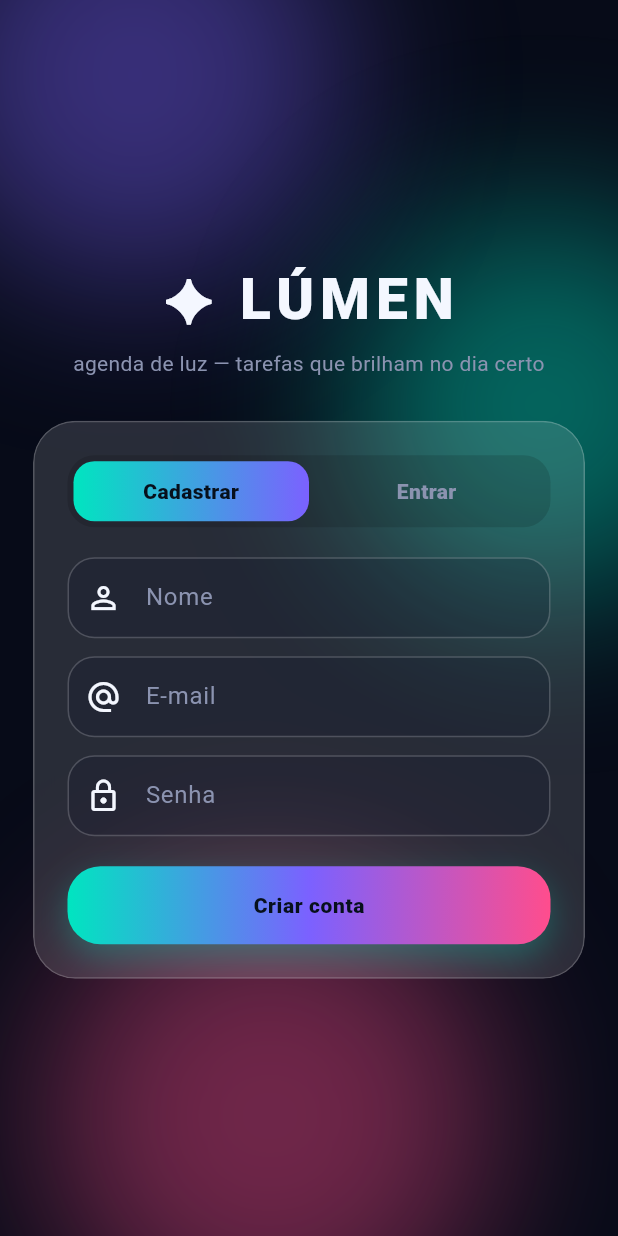
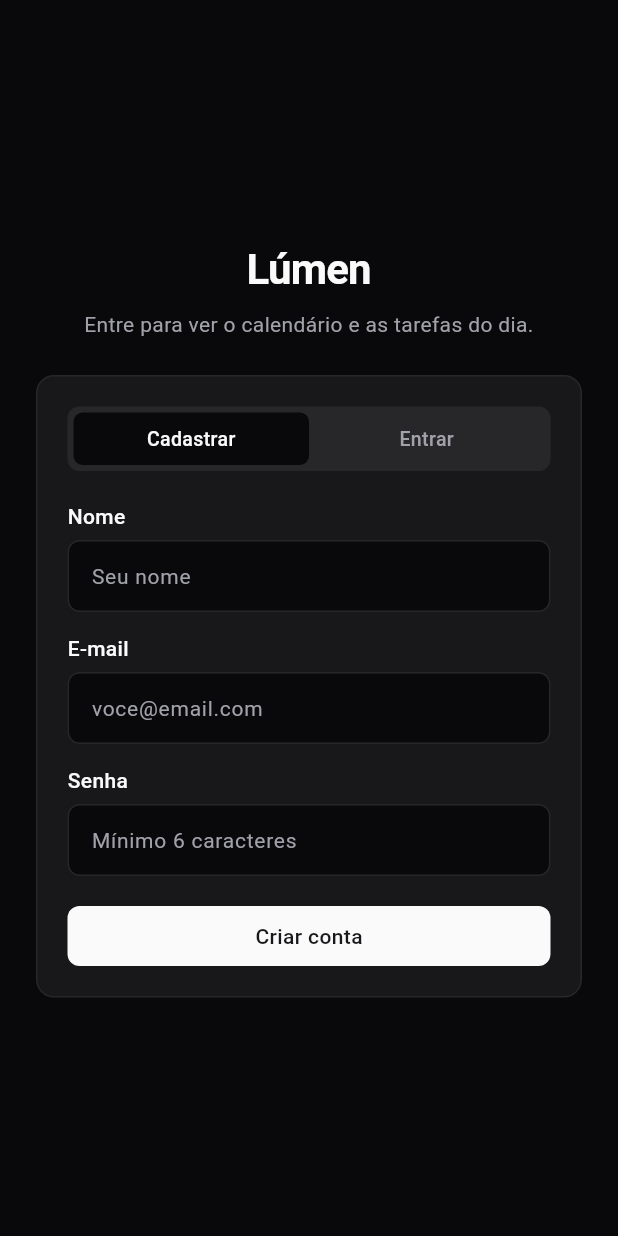
Before and after one commit to LucasTeodoro/lumen-agenda, a Flutter app: the screen it shows after launch, on a phone screen of 412 x 824 dp. Run offline on Flutter 3.47's test engine with Material 3 defaults, Android fonts, the light colour scheme and no system bars; our stand-ins replace shared_preferences; accounts and stored records are empty.

Commit message:
ajusta o visual das telas

```diff
--- a/lib/screens/auth_screen.dart
+++ b/lib/screens/auth_screen.dart
@@ -64,31 +64,32 @@ class _AuthScreenState extends State<AuthScreen> {
         child: SafeArea(
           child: Center(
             child: SingleChildScrollView(
-              padding: const EdgeInsets.symmetric(horizontal: 22, vertical: 16),
+              padding: const EdgeInsets.symmetric(horizontal: 24, vertical: 16),
               child: ConstrainedBox(
-                constraints: const BoxConstraints(maxWidth: 430),
+                constraints: const BoxConstraints(maxWidth: 400),
                 child: Column(
                   children: [
                     const Text(
-                      '✦ LÚMEN',
+                      'Lúmen',
                       style: TextStyle(
-                        fontSize: 38,
-                        fontWeight: FontWeight.w900,
-                        letterSpacing: 4,
+                        fontSize: 28,
+                        fontWeight: FontWeight.w600,
+                        letterSpacing: -0.6,
                         color: LumenColors.text,
                       ),
                     ),
                     const SizedBox(height: 6),
                     const Text(
-                      'agenda de luz — tarefas que brilham no dia certo',
+                      'Entre para ver o calendário e as tarefas do dia.',
                       textAlign: TextAlign.center,
-                      style: TextStyle(color: LumenColors.muted),
+                      style: TextStyle(color: LumenColors.muted, fontSize: 14),
                     ),
-                    const SizedBox(height: 28),
+                    const SizedBox(height: 24),
                     GlassCard(
                       child: Form(
                         key: _formKey,
                         child: Column(
+                          crossAxisAlignment: CrossAxisAlignment.start,
                           children: [
                             _ModeToggle(
                               registerMode: _registerMode,
@@ -100,13 +101,13 @@ class _AuthScreenState extends State<AuthScreen> {
                               },
                             ),
                             const SizedBox(height: 20),
-                            if (_registerMode)
+                            if (_registerMode) ...[
+                              const _FieldLabel('Nome'),
                               TextFormField(
                                 controller: _name,
                                 textInputAction: TextInputAction.next,
                                 decoration: const InputDecoration(
-                                  labelText: 'Nome',
-                                  prefixIcon: Icon(Icons.person_outline),
+                                  hintText: 'Seu nome',
                                 ),
                                 validator: (value) {
                                   if (value == null || value.trim().length < 2) {
@@ -115,14 +116,15 @@ class _AuthScreenState extends State<AuthScreen> {
                                   return null;
                                 },
                               ),
-                            if (_registerMode) const SizedBox(height: 12),
+                              const SizedBox(height: 14),
+                            ],
+                            const _FieldLabel('E-mail'),
                             TextFormField(
                               controller: _email,
                               keyboardType: TextInputType.emailAddress,
                               textInputAction: TextInputAction.next,
                               decoration: const InputDecoration(
-                                labelText: 'E-mail',
-                                prefixIcon: Icon(Icons.alternate_email),
+                                hintText: 'voce@email.com',
                               ),
                               validator: (value) {
                                 final email = value?.trim() ?? '';
@@ -132,14 +134,14 @@ class _AuthScreenState extends State<AuthScreen> {
                                 return null;
                               },
                             ),
-                            const SizedBox(height: 12),
+                            const SizedBox(height: 14),
+                            const _FieldLabel('Senha'),
                             TextFormField(
                               controller: _password,
                               obscureText: true,
                               onFieldSubmitted: (_) => _submit(),
                               decoration: const InputDecoration(
-                                labelText: 'Senha',
-                                prefixIcon: Icon(Icons.lock_outline),
+                                hintText: 'Mínimo 6 caracteres',
                               ),
                               validator: (value) {
                                 if (value == null || value.length < 6) {
@@ -152,12 +154,21 @@ class _AuthScreenState extends State<AuthScreen> {
                               const SizedBox(height: 12),
                               Text(
                                 _formError!,
-                                style: const TextStyle(color: LumenColors.pink),
+                                style: const TextStyle(
+                                  color: LumenColors.destructive,
+                                  fontSize: 13,
+                                ),
                               ),
                             ],
                             const SizedBox(height: 20),
                             if (_busy)
-                              const CircularProgressIndicator()
+                              const Center(
+                                child: SizedBox(
+                                  width: 20,
+                                  height: 20,
+                                  child: CircularProgressIndicator(strokeWidth: 2),
+                                ),
+                              )
                             else
                               LumenButton(
                                 label: _registerMode ? 'Criar conta' : 'Entrar',
@@ -178,6 +189,27 @@ class _AuthScreenState extends State<AuthScreen> {
   }
 }
 
+class _FieldLabel extends StatelessWidget {
+  const _FieldLabel(this.text);
+
+  final String text;
+
+  @override
+  Widget build(BuildContext context) {
+    return Padding(
+      padding: const EdgeInsets.only(bottom: 6),
+      child: Text(
+        text,
+        style: const TextStyle(
+          color: LumenColors.text,
+          fontSize: 14,
+          fontWeight: FontWeight.w500,
+        ),
+      ),
+    );
+  }
+}
+
 class _ModeToggle extends StatelessWidget {
   const _ModeToggle({
     required this.registerMode,
@@ -192,8 +224,8 @@ class _ModeToggle extends StatelessWidget {
     return Container(
       padding: const EdgeInsets.all(4),
       decoration: BoxDecoration(
-        color: const Color(0x22000000),
-        borderRadius: BorderRadius.circular(18),
+        color: LumenColors.accent,
+        borderRadius: BorderRadius.circular(LumenTheme.radius),
       ),
       child: Row(
         children: [
@@ -209,22 +241,19 @@ class _ModeToggle extends StatelessWidget {
       child: GestureDetector(
         onTap: onTap,
         child: AnimatedContainer(
-          duration: const Duration(milliseconds: 180),
-          padding: const EdgeInsets.symmetric(vertical: 10),
+          duration: const Duration(milliseconds: 160),
+          padding: const EdgeInsets.symmetric(vertical: 8),
           decoration: BoxDecoration(
-            borderRadius: BorderRadius.circular(14),
-            gradient: active
-                ? const LinearGradient(
-                    colors: [LumenColors.teal, LumenColors.violet],
-                  )
-                : null,
+            borderRadius: BorderRadius.circular(6),
+            color: active ? LumenColors.background : Colors.transparent,
           ),
           child: Text(
             label,
             textAlign: TextAlign.center,
             style: TextStyle(
-              fontWeight: FontWeight.w800,
-              color: active ? const Color(0xFF07101C) : LumenColors.muted,
+              fontWeight: FontWeight.w500,
+              fontSize: 13,
+              color: active ? LumenColors.text : LumenColors.muted,
             ),
           ),
         ),
--- a/lib/theme/lumen_theme.dart
+++ b/lib/theme/lumen_theme.dart
@@ -1,68 +1,81 @@
 import 'package:flutter/material.dart';
 
 class LumenColors {
-  static const background = Color(0xFF070B18);
-  static const teal = Color(0xFF00E5C0);
-  static const violet = Color(0xFF7B61FF);
-  static const pink = Color(0xFFFF4D8D);
-  static const text = Color(0xFFF4F7FF);
-  static const muted = Color(0xFF8B93B0);
-  static const glass = Color(0x22FFFFFF);
-  static const glassBorder = Color(0x33FFFFFF);
+  static const background = Color(0xFF09090B);
+  static const card = Color(0xFF18181B);
+  static const border = Color(0xFF27272A);
+  static const text = Color(0xFFFAFAFA);
+  static const muted = Color(0xFFA1A1AA);
+  static const primary = Color(0xFFFAFAFA);
+  static const primaryForeground = Color(0xFF18181B);
+  static const accent = Color(0xFF27272A);
+  static const destructive = Color(0xFFEF4444);
+  static const ring = Color(0xFFD4D4D8);
 }
 
 class LumenTheme {
+  static const radius = 8.0;
+  static const cardRadius = 12.0;
+
   static ThemeData dark() {
     const scheme = ColorScheme.dark(
-      primary: LumenColors.teal,
-      secondary: LumenColors.violet,
-      tertiary: LumenColors.pink,
+      primary: LumenColors.primary,
+      onPrimary: LumenColors.primaryForeground,
+      secondary: LumenColors.accent,
+      onSecondary: LumenColors.text,
       surface: LumenColors.background,
       onSurface: LumenColors.text,
-      onPrimary: Color(0xFF04120F),
+      error: LumenColors.destructive,
+      outline: LumenColors.border,
     );
     return ThemeData(
       useMaterial3: true,
       brightness: Brightness.dark,
       colorScheme: scheme,
       scaffoldBackgroundColor: LumenColors.background,
+      dividerColor: LumenColors.border,
       textTheme: const TextTheme(
         displaySmall: TextStyle(
-          fontWeight: FontWeight.w800,
-          letterSpacing: 1.4,
+          fontWeight: FontWeight.w600,
+          letterSpacing: -0.4,
           color: LumenColors.text,
         ),
         headlineMedium: TextStyle(
-          fontWeight: FontWeight.w700,
+          fontWeight: FontWeight.w600,
           color: LumenColors.text,
         ),
         titleLarge: TextStyle(
-          fontWeight: FontWeight.w700,
+          fontWeight: FontWeight.w600,
           color: LumenColors.text,
         ),
-        bodyLarge: TextStyle(color: LumenColors.text, height: 1.4),
-        bodyMedium: TextStyle(color: LumenColors.muted, height: 1.4),
+        bodyLarge: TextStyle(color: LumenColors.text, height: 1.45),
+        bodyMedium: TextStyle(color: LumenColors.muted, height: 1.45),
       ),
       inputDecorationTheme: InputDecorationTheme(
         filled: true,
-        fillColor: const Color(0x330B1026),
-        hintStyle: const TextStyle(color: LumenColors.muted),
-        labelStyle: const TextStyle(color: LumenColors.muted),
+        fillColor: LumenColors.background,
+        hintStyle: const TextStyle(color: LumenColors.muted, fontSize: 14),
+        labelStyle: const TextStyle(color: LumenColors.muted, fontSize: 14),
+        contentPadding: const EdgeInsets.symmetric(horizontal: 12, vertical: 12),
         border: OutlineInputBorder(
-          borderRadius: BorderRadius.circular(18),
-          borderSide: const BorderSide(color: LumenColors.glassBorder),
+          borderRadius: BorderRadius.circular(radius),
+          borderSide: const BorderSide(color: LumenColors.border),
         ),
         enabledBorder: OutlineInputBorder(
-          borderRadius: BorderRadius.circular(18),
-          borderSide: const BorderSide(color: LumenColors.glassBorder),
+          borderRadius: BorderRadius.circular(radius),
+          borderSide: const BorderSide(color: LumenColors.border),
         ),
         focusedBorder: OutlineInputBorder(
-          borderRadius: BorderRadius.circular(18),
-          borderSide: const BorderSide(color: LumenColors.teal, width: 1.6),
+          borderRadius: BorderRadius.circular(radius),
+          borderSide: const BorderSide(color: LumenColors.ring, width: 1.5),
         ),
         errorBorder: OutlineInputBorder(
-          borderRadius: BorderRadius.circular(18),
-          borderSide: const BorderSide(color: LumenColors.pink),
+          borderRadius: BorderRadius.circular(radius),
+          borderSide: const BorderSide(color: LumenColors.destructive),
+        ),
+        focusedErrorBorder: OutlineInputBorder(
+          borderRadius: BorderRadius.circular(radius),
+          borderSide: const BorderSide(color: LumenColors.destructive),
         ),
       ),
     );
--- a/lib/widgets/aurora_backdrop.dart
+++ b/lib/widgets/aurora_backdrop.dart
@@ -1,5 +1,3 @@
-import 'dart:ui';
-
 import 'package:flutter/material.dart';
 
 import '../theme/lumen_theme.dart';
@@ -11,51 +9,9 @@ class AuroraBackdrop extends StatelessWidget {
 
   @override
   Widget build(BuildContext context) {
-    return Stack(
-      children: [
-        const ColoredBox(
-          color: LumenColors.background,
-          child: SizedBox.expand(),
-        ),
-        const Positioned(
-          top: -90,
-          left: -50,
-          child: _GlowBlob(color: LumenColors.violet, size: 280),
-        ),
-        const Positioned(
-          top: 140,
-          right: -80,
-          child: _GlowBlob(color: LumenColors.teal, size: 260),
-        ),
-        const Positioned(
-          bottom: -70,
-          left: 30,
-          child: _GlowBlob(color: LumenColors.pink, size: 300),
-        ),
-        child,
-      ],
+    return ColoredBox(
+      color: LumenColors.background,
+      child: child,
     );
   }
 }
-
-class _GlowBlob extends StatelessWidget {
-  const _GlowBlob({required this.color, required this.size});
-
-  final Color color;
-  final double size;
-
-  @override
-  Widget build(BuildContext context) {
-    return ImageFiltered(
-      imageFilter: ImageFilter.blur(sigmaX: 55, sigmaY: 55),
-      child: Container(
-        width: size,
-        height: size,
-        decoration: BoxDecoration(
-          shape: BoxShape.circle,
-          color: color.withValues(alpha: 0.42),
-        ),
-      ),
-    );
-  }
-}
--- a/lib/widgets/glass_card.dart
+++ b/lib/widgets/glass_card.dart
@@ -1,5 +1,3 @@
-import 'dart:ui';
-
 import 'package:flutter/material.dart';
 
 import '../theme/lumen_theme.dart';
@@ -12,21 +10,15 @@ class GlassCard extends StatelessWidget {
 
   @override
   Widget build(BuildContext context) {
-    return ClipRRect(
-      borderRadius: BorderRadius.circular(28),
-      child: BackdropFilter(
-        filter: ImageFilter.blur(sigmaX: 18, sigmaY: 18),
-        child: Container(
-          width: double.infinity,
-          padding: padding ?? const EdgeInsets.all(22),
-          decoration: BoxDecoration(
-            color: LumenColors.glass,
-            borderRadius: BorderRadius.circular(28),
-            border: Border.all(color: LumenColors.glassBorder),
-          ),
-          child: child,
-        ),
+    return Container(
+      width: double.infinity,
+      padding: padding ?? const EdgeInsets.all(20),
+      decoration: BoxDecoration(
+        color: LumenColors.card,
+        borderRadius: BorderRadius.circular(LumenTheme.cardRadius),
+        border: Border.all(color: LumenColors.border),
       ),
+      child: child,
     );
   }
 }
--- a/lib/widgets/lumen_button.dart
+++ b/lib/widgets/lumen_button.dart
@@ -7,42 +7,37 @@ class LumenButton extends StatelessWidget {
     super.key,
     required this.label,
     required this.onPressed,
+    this.variant = LumenButtonVariant.primary,
   });
 
   final String label;
   final VoidCallback? onPressed;
+  final LumenButtonVariant variant;
 
   @override
   Widget build(BuildContext context) {
-    return DecoratedBox(
-      decoration: BoxDecoration(
-        borderRadius: BorderRadius.circular(22),
-        gradient: const LinearGradient(
-          colors: [LumenColors.teal, LumenColors.violet, LumenColors.pink],
+    final primary = variant == LumenButtonVariant.primary;
+    return SizedBox(
+      width: double.infinity,
+      height: 40,
+      child: Material(
+        color: primary ? LumenColors.primary : Colors.transparent,
+        shape: RoundedRectangleBorder(
+          borderRadius: BorderRadius.circular(LumenTheme.radius),
+          side: primary
+              ? BorderSide.none
+              : const BorderSide(color: LumenColors.border),
         ),
-        boxShadow: [
-          BoxShadow(
-            color: LumenColors.teal.withValues(alpha: 0.28),
-            blurRadius: 18,
-            offset: const Offset(0, 8),
-          ),
-        ],
-      ),
-      child: Material(
-        color: Colors.transparent,
         child: InkWell(
           onTap: onPressed,
-          borderRadius: BorderRadius.circular(22),
-          child: Padding(
-            padding: const EdgeInsets.symmetric(vertical: 16),
-            child: Center(
-              child: Text(
-                label,
-                style: const TextStyle(
-                  color: Color(0xFF07101C),
-                  fontWeight: FontWeight.w800,
-                  letterSpacing: 0.4,
-                ),
+          borderRadius: BorderRadius.circular(LumenTheme.radius),
+          child: Center(
+            child: Text(
+              label,
+              style: TextStyle(
+                color: primary ? LumenColors.primaryForeground : LumenColors.text,
+                fontWeight: FontWeight.w500,
+                fontSize: 14,
               ),
             ),
           ),
@@ -51,3 +46,5 @@ class LumenButton extends StatelessWidget {
     );
   }
 }
+
+enum LumenButtonVariant { primary, outline }
```
Also changed, not shown: lib/screens/calendar_screen.dart (+14 -10 lines), lib/screens/task_list_screen.dart (+21 -20 lines), lib/widgets/add_task_dialog.dart (+23 -15 lines), lib/widgets/lumen_calendar.dart (+36 -37 lines), lib/widgets/task_tile.dart (+18 -19 lines), prints/01-login-cadastro.png, prints/02-calendario.png, prints/03-lista-tarefas.png, prints/04-tarefas-ordenadas.png, 1 other file.
